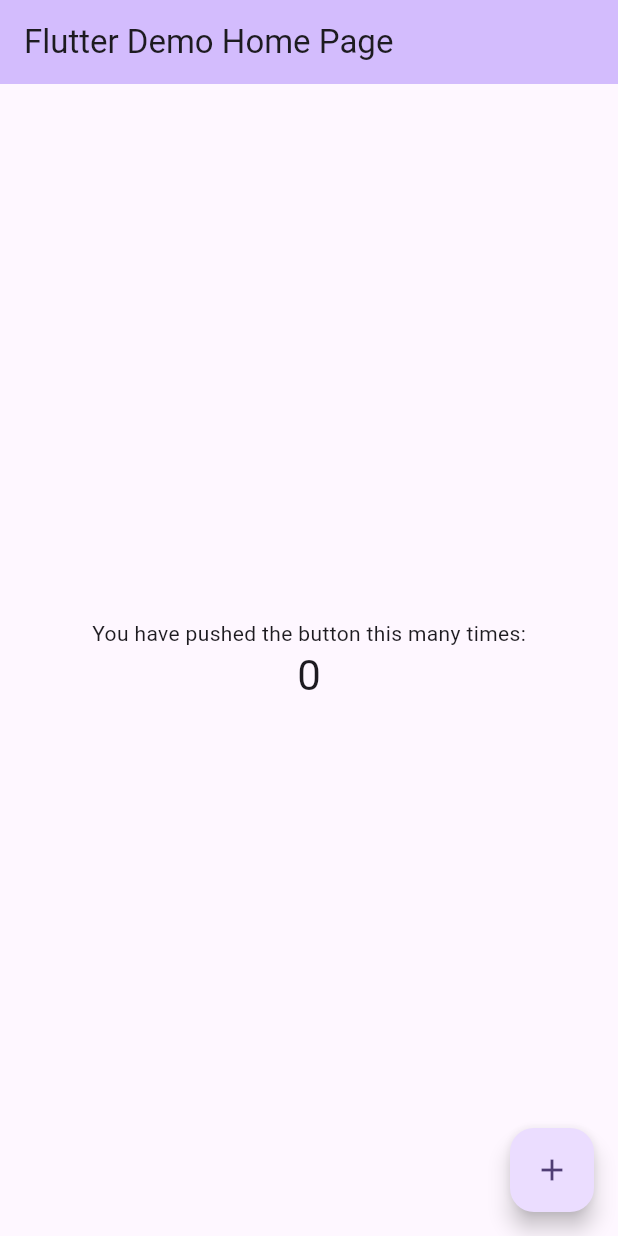
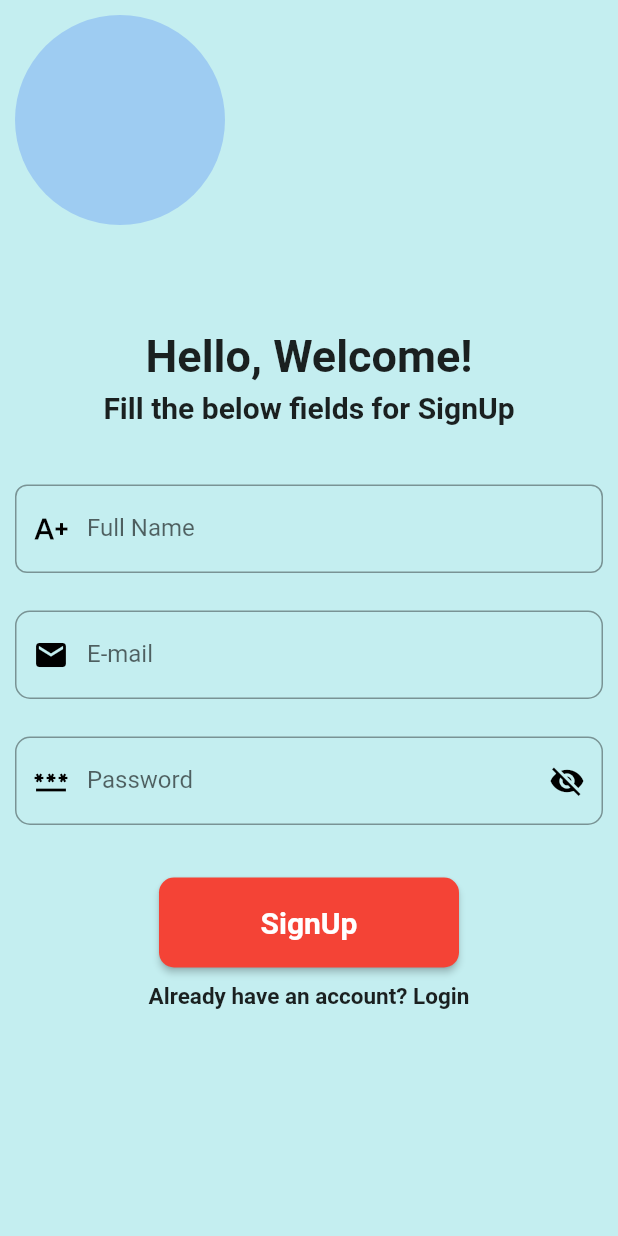
Before and after one commit to ST60002CEM/batch31b-Roshan09876, a Flutter app: the screen it shows after launch, on a phone screen of 412 x 824 dp. Run offline on Flutter 3.47's test engine with Material 2 defaults, Android fonts, the phone set to English and light mode, and no system bars.

Commit message:
SignUp page

```diff
--- a/analysis_options.yaml
+++ b/analysis_options.yaml
@@ -7,7 +7,7 @@
 
 # The following line activates a set of recommended lints for Flutter apps,
 # packages, and plugins designed to encourage good coding practices.
-include: package:flutter_lints/flutter.yaml
+# include: package:flutter_lints/flutter.yaml
 
 linter:
   # The lint rules applied to this project can be customized in the
--- /dev/null
+++ b/lib/app/app.dart
@@ -0,0 +1,14 @@
+import 'package:flutter/material.dart';
+import 'package:job_finder/view/dashboard_view.dart';
+
+class MyApp extends StatelessWidget {
+  const MyApp({super.key});
+
+  @override
+  Widget build(BuildContext context) {
+    return MaterialApp(
+      debugShowCheckedModeBanner: false,
+      home: Dashboard(),
+    );
+  }
+}
--- a/lib/main.dart
+++ b/lib/main.dart
@@ -1,125 +1,6 @@
 import 'package:flutter/material.dart';
+import 'package:job_finder/app/app.dart';
 
 void main() {
   runApp(const MyApp());
 }
-
-class MyApp extends StatelessWidget {
-  const MyApp({super.key});
-
-  @override
-  Widget build(BuildContext context) {
-    return MaterialApp(
-      debugShowCheckedModeBanner: false,
-      title: 'Flutter Demo',
-      theme: ThemeData(
-        // This is the theme of your application.
-        //
-        // TRY THIS: Try running your application with "flutter run". You'll see
-        // the application has a blue toolbar. Then, without quitting the app,
-        // try changing the seedColor in the colorScheme below to Colors.green
-        // and then invoke "hot reload" (save your changes or press the "hot
-        // reload" button in a Flutter-supported IDE, or press "r" if you used
-        // the command line to start the app).
-        //
-        // Notice that the counter didn't reset back to zero; the application
-        // state is not lost during the reload. To reset the state, use hot
-        // restart instead.
-        //
-        // This works for code too, not just values: Most code changes can be
-        // tested with just a hot reload.
-        colorScheme: ColorScheme.fromSeed(seedColor: Colors.deepPurple),
-        useMaterial3: true,
-      ),
-      home: const MyHomePage(title: 'Flutter Demo Home Page'),
-    );
-  }
-}
-
-class MyHomePage extends StatefulWidget {
-  const MyHomePage({super.key, required this.title});
-
-  // This widget is the home page of your application. It is stateful, meaning
-  // that it has a State object (defined below) that contains fields that affect
-  // how it looks.
-
-  // This class is the configuration for the state. It holds the values (in this
-  // case the title) provided by the parent (in this case the App widget) and
-  // used by the build method of the State. Fields in a Widget subclass are
-  // always marked "final".
-
-  final String title;
-
-  @override
-  State<MyHomePage> createState() => _MyHomePageState();
-}
-
-class _MyHomePageState extends State<MyHomePage> {
-  int _counter = 0;
-
-  void _incrementCounter() {
-    setState(() {
-      // This call to setState tells the Flutter framework that something has
-      // changed in this State, which causes it to rerun the build method below
-      // so that the display can reflect the updated values. If we changed
-      // _counter without calling setState(), then the build method would not be
-      // called again, and so nothing would appear to happen.
-      _counter++;
-    });
-  }
-
-  @override
-  Widget build(BuildContext context) {
-    // This method is rerun every time setState is called, for instance as done
-    // by the _incrementCounter method above.
-    //
-    // The Flutter framework has been optimized to make rerunning build methods
-    // fast, so that you can just rebuild anything that needs updating rather
-    // than having to individually change instances of widgets.
-    return Scaffold(
-      appBar: AppBar(
-        // TRY THIS: Try changing the color here to a specific color (to
-        // Colors.amber, perhaps?) and trigger a hot reload to see the AppBar
-        // change color while the other colors stay the same.
-        backgroundColor: Theme.of(context).colorScheme.inversePrimary,
-        // Here we take the value from the MyHomePage object that was created by
-        // the App.build method, and use it to set our appbar title.
-        title: Text(widget.title),
-      ),
-      body: Center(
-        // Center is a layout widget. It takes a single child and positions it
-        // in the middle of the parent.
-        child: Column(
-          // Column is also a layout widget. It takes a list of children and
-          // arranges them vertically. By default, it sizes itself to fit its
-          // children horizontally, and tries to be as tall as its parent.
-          //
-          // Column has various properties to control how it sizes itself and
-          // how it positions its children. Here we use mainAxisAlignment to
-          // center the children vertically; the main axis here is the vertical
-          // axis because Columns are vertical (the cross axis would be
-          // horizontal).
-          //
-          // TRY THIS: Invoke "debug painting" (choose the "Toggle Debug Paint"
-          // action in the IDE, or press "p" in the console), to see the
-          // wireframe for each widget.
-          mainAxisAlignment: MainAxisAlignment.center,
-          children: <Widget>[
-            const Text(
-              'You have pushed the button this many times:',
-            ),
-            Text(
-              '$_counter',
-              style: Theme.of(context).textTheme.headlineMedium,
-            ),
-          ],
-        ),
-      ),
-      floatingActionButton: FloatingActionButton(
-        onPressed: _incrementCounter,
-        tooltip: 'Increment',
-        child: const Icon(Icons.add),
-      ), // This trailing comma makes auto-formatting nicer for build methods.
-    );
-  }
-}
--- /dev/null
+++ b/lib/view/dashboard_view.dart
@@ -0,0 +1,103 @@
+import 'package:flutter/material.dart';
+
+class Dashboard extends StatelessWidget {
+  const Dashboard({Key? key}) : super(key: key);
+
+  @override
+  Widget build(BuildContext context) {
+    return Scaffold(
+      backgroundColor: Color.fromARGB(255, 196, 238, 240),
+      body: Padding(
+        padding: EdgeInsets.all(10),
+        child: Column(
+          children: [
+            Align(
+              alignment: Alignment.topLeft, // Corrected alignment
+              child: CircleAvatar(
+                radius: 70,
+                backgroundColor: Color.fromARGB(255, 158, 204, 242),
+              ),
+            ),
+            SizedBox(height: 70),
+            Text(
+              'Hello, Welcome!',
+              style: TextStyle(fontWeight: FontWeight.bold, fontSize: 30),
+            ),
+            SizedBox(
+              height: 5,
+            ),
+            Text(
+              'Fill the below fields for SignUp',
+              style: TextStyle(fontWeight: FontWeight.bold, fontSize: 20),
+            ),
+            SizedBox(
+              height: 40,
+            ),
+            TextField(
+              decoration: InputDecoration(
+                  prefixIcon: Icon(
+                    Icons.text_increase_outlined,
+                    color: Colors.black,
+                  ),
+                  labelText: 'Full Name',
+                  border: OutlineInputBorder(
+                      borderRadius: BorderRadius.circular(8))),
+            ),
+            SizedBox(
+              height: 25,
+            ),
+            TextFormField(
+              decoration: InputDecoration(
+                  prefixIcon: Icon(
+                    Icons.email,
+                    color: Colors.black,
+                  ),
+                  labelText: 'E-mail',
+                  border: OutlineInputBorder(
+                      borderRadius: BorderRadius.circular(10))),
+            ),
+            SizedBox(
+              height: 25,
+            ),
+            TextFormField(
+              obscureText: true,
+              decoration: InputDecoration(
+                  prefixIcon: Icon(
+                    Icons.password,
+                    color: Colors.black,
+                  ),
+                  labelText: 'Password',
+                  border: OutlineInputBorder(
+                      borderRadius: BorderRadius.circular(10)),
+                  suffixIcon: Icon(
+                    Icons.visibility_off,
+                    color: Colors.black,
+                  )),
+            ),
+            SizedBox(
+              height: 35,
+            ),
+            ElevatedButton(
+                style: ElevatedButton.styleFrom(
+                    minimumSize: Size(200, 60),
+                    backgroundColor: Colors.red,
+                    shape: RoundedRectangleBorder(
+                        borderRadius: BorderRadius.circular(10))),
+                onPressed: () {},
+                child: Text(
+                  'SignUp',
+                  style: TextStyle(fontWeight: FontWeight.bold, fontSize: 20),
+                )),
+            SizedBox(
+              height: 10,
+            ),
+            Text(
+              'Already have an account? Login',
+              style: TextStyle(fontWeight: FontWeight.bold, fontSize: 15),
+            )
+          ],
+        ),
+      ),
+    );
+  }
+}
--- a/pubspec.yaml
+++ b/pubspec.yaml
@@ -60,7 +60,7 @@ flutter:
 
   # To add assets to your application, add an assets section, like this:
   # assets:
-  #   - images/a_dot_burr.jpeg
+  #   - assets/
   #   - images/a_dot_ham.jpeg
 
   # An image asset can refer to one or more resolution-specific "variants", see
```
Also changed, not shown: 1 other file.
